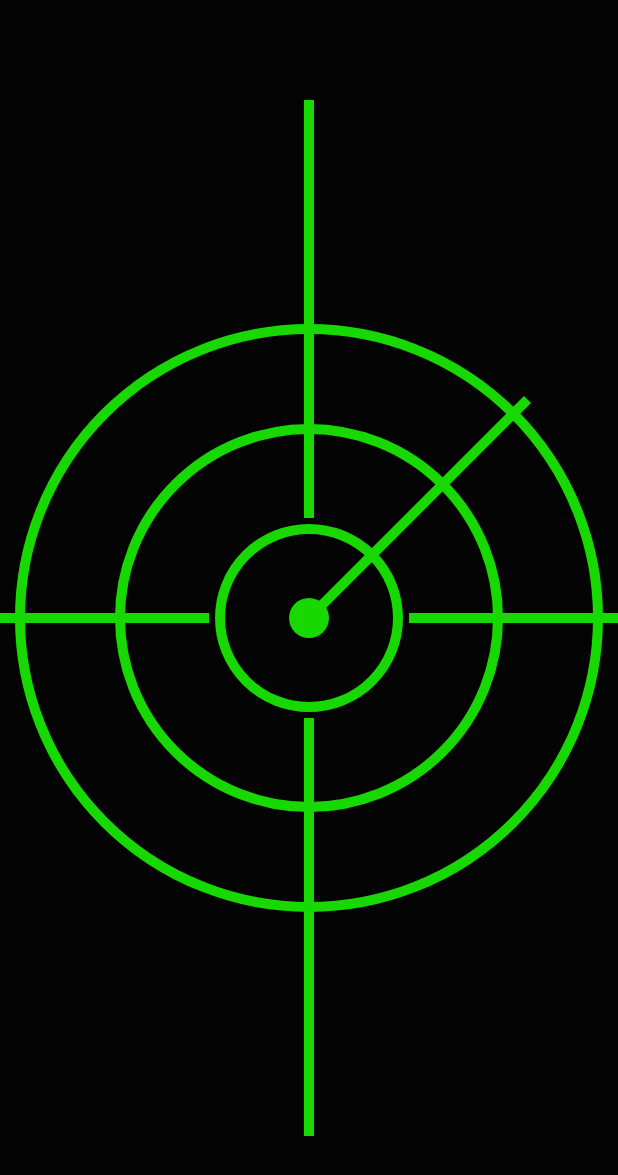
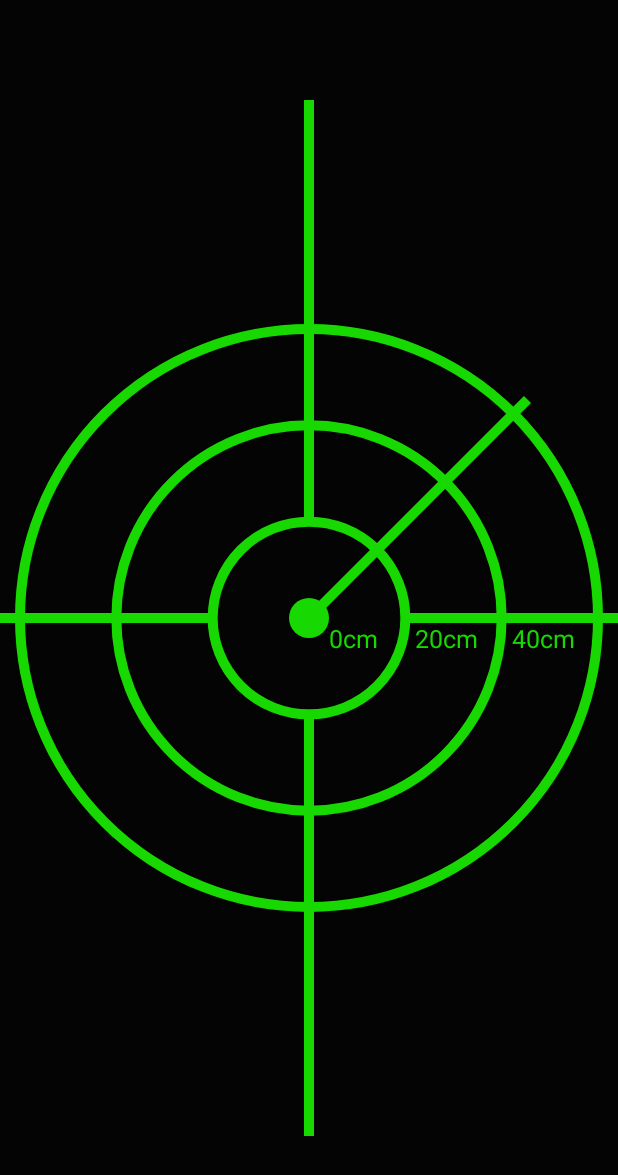
Before and after one commit to notSorin/RRin, an Android app: the screen it shows after launch (MainActivity), on a phone screen of 412 x 824 dp. Shown: the top 1175 px of the screen. Run offline under Robolectric (Android 15) with nearby library versions, the phone set to English and light mode, and no system bars.

Commit message:
Changed how the radar circles are drawn. Added text for distances.

```diff
--- a/app/src/main/java/es/sorin/rrin/RadarView.java
+++ b/app/src/main/java/es/sorin/rrin/RadarView.java
@@ -20,6 +20,7 @@ public class RadarView extends View
         _color.setColor(0xFF17d801);
         _color.setStrokeWidth(10.0f);
         _color.setAntiAlias(true);
+        _color.setTextSize(25.0f);
 
         _sweepAngle = 45;
     }
@@ -31,15 +32,16 @@ public class RadarView extends View
         final float halfWidth = width / 2.0f;
         final float height = getHeight();
         final float halfHeight = height / 2.0f;
+        final float radius = (halfWidth - 20) / 3.0f;
 
         //Solid background.
         canvas.drawARGB(255, 5, 4, 4);
 
         //Radar.
         _color.setStyle(Paint.Style.STROKE);
-        canvas.drawCircle(halfWidth, halfHeight, halfWidth - 20, _color);
-        canvas.drawCircle(halfWidth, halfHeight, halfWidth - 120, _color);
-        canvas.drawCircle(halfWidth, halfHeight, halfWidth - 220, _color);
+        canvas.drawCircle(halfWidth, halfHeight, radius, _color);
+        canvas.drawCircle(halfWidth, halfHeight, radius * 2, _color);
+        canvas.drawCircle(halfWidth, halfHeight, radius * 3, _color);
         canvas.drawLine(halfWidth, 100, halfWidth, halfHeight - 100, _color);
         canvas.drawLine(halfWidth, halfHeight + 100, halfWidth, height - 100, _color);
         canvas.drawLine(0, halfHeight, halfWidth - 100, halfHeight, _color);
@@ -54,6 +56,8 @@ public class RadarView extends View
         canvas.drawLine(halfWidth, halfHeight, x, y, _color);
 
         //Text.
-        //TODO
+        canvas.drawText("0cm", halfWidth + 20, halfHeight + 30, _color);
+        canvas.drawText("20cm", halfWidth + radius + 10, halfHeight + 30, _color);
+        canvas.drawText("40cm", halfWidth + radius * 2 + 10, halfHeight + 30, _color);
     }
 }
```
